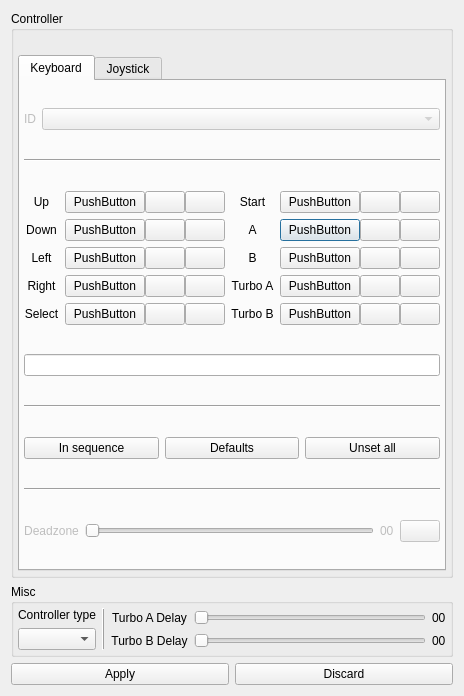
punesemu/puNES, file src/gui/designer/dlgStdPad.ui: the form before one commit.
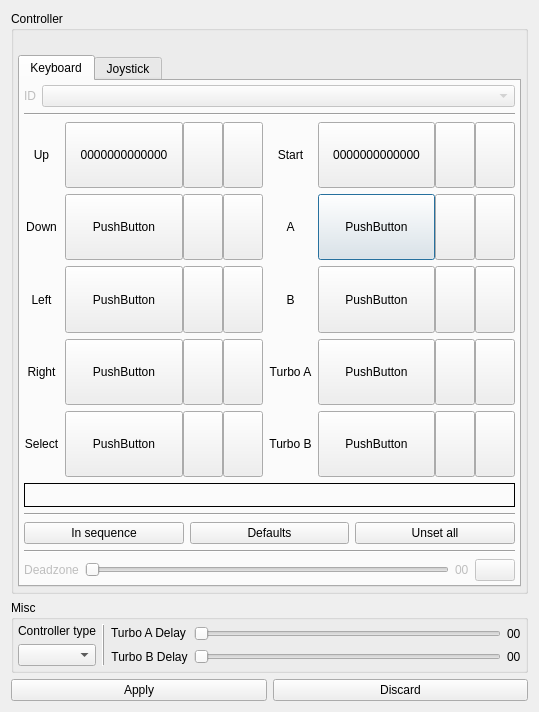
The form after the commit. Icons and pictures are not drawn. Custom widgets are drawn as their Qt base class.

The edit to the form file:
```diff
--- a/src/gui/designer/dlgStdPad.ui
+++ b/src/gui/designer/dlgStdPad.ui
@@ -9,8 +9,8 @@
    <rect>
     <x>0</x>
     <y>0</y>
-    <width>457</width>
-    <height>696</height>
+    <width>539</width>
+    <height>712</height>
    </rect>
   </property>
   <property name="windowTitle">
@@ -142,12 +142,22 @@
                 <property name="text">
                  <string notr="true">PushButton</string>
                 </property>
+                <property name="icon">
+                 <iconset resource="resources.qrc">
+                  <normaloff>:/icon/icons/Xbox_360_A.svg</normaloff>:/icon/icons/Xbox_360_A.svg</iconset>
+                </property>
+                <property name="iconSize">
+                 <size>
+                  <width>21</width>
+                  <height>21</height>
+                 </size>
+                </property>
                </widget>
               </item>
               <item>
                <widget class="QPushButton" name="pushButton_kbd_default_A">
                 <property name="sizePolicy">
-                 <sizepolicy hsizetype="Fixed" vsizetype="Fixed">
+                 <sizepolicy hsizetype="Fixed" vsizetype="Preferred">
                   <horstretch>0</horstretch>
                   <verstretch>0</verstretch>
                  </sizepolicy>
@@ -167,7 +177,7 @@
               <item>
                <widget class="QPushButton" name="pushButton_kbd_unset_A">
                 <property name="sizePolicy">
-                 <sizepolicy hsizetype="Fixed" vsizetype="Fixed">
+                 <sizepolicy hsizetype="Fixed" vsizetype="Preferred">
                   <horstretch>0</horstretch>
                   <verstretch>0</verstretch>
                  </sizepolicy>
@@ -212,12 +222,22 @@
                 <property name="text">
                  <string notr="true">PushButton</string>
                 </property>
+                <property name="icon">
+                 <iconset resource="resources.qrc">
+                  <normaloff>:/icon/icons/Xbox_360_A.svg</normaloff>:/icon/icons/Xbox_360_A.svg</iconset>
+                </property>
+                <property name="iconSize">
+                 <size>
+                  <width>21</width>
+                  <height>21</height>
+                 </size>
+                </property>
                </widget>
               </item>
               <item>
                <widget class="QPushButton" name="pushButton_kbd_default_Select">
                 <property name="sizePolicy">
-                 <sizepolicy hsizetype="Fixed" vsizetype="Fixed">
+                 <sizepolicy hsizetype="Fixed" vsizetype="Preferred">
                   <horstretch>0</horstretch>
                   <verstretch>0</verstretch>
                  </sizepolicy>
@@ -237,7 +257,7 @@
               <item>
                <widget class="QPushButton" name="pushButton_kbd_unset_Select">
                 <property name="sizePolicy">
-                 <sizepolicy hsizetype="Fixed" vsizetype="Fixed">
+                 <sizepolicy hsizetype="Fixed" vsizetype="Preferred">
                   <horstretch>0</horstretch>
                   <verstretch>0</verstretch>
                  </sizepolicy>
@@ -282,12 +302,22 @@
                 <property name="text">
                  <string notr="true">PushButton</string>
                 </property>
+                <property name="icon">
+                 <iconset resource="resources.qrc">
+                  <normaloff>:/icon/icons/Xbox_360_A.svg</normaloff>:/icon/icons/Xbox_360_A.svg</iconset>
+                </property>
+                <property name="iconSize">
+                 <size>
+                  <width>21</width>
+                  <height>21</height>
+                 </size>
+                </property>
                </widget>
               </item>
               <item>
                <widget class="QPushButton" name="pushButton_kbd_default_Left">
                 <property name="sizePolicy">
-                 <sizepolicy hsizetype="Fixed" vsizetype="Fixed">
+                 <sizepolicy hsizetype="Fixed" vsizetype="Preferred">
                   <horstretch>0</horstretch>
                   <verstretch>0</verstretch>
                  </sizepolicy>
@@ -307,7 +337,7 @@
               <item>
                <widget class="QPushButton" name="pushButton_kbd_unset_Left">
                 <property name="sizePolicy">
-                 <sizepolicy hsizetype="Fixed" vsizetype="Fixed">
+                 <sizepolicy hsizetype="Fixed" vsizetype="Preferred">
                   <horstretch>0</horstretch>
                   <verstretch>0</verstretch>
                  </sizepolicy>
@@ -360,14 +390,24 @@
                  </sizepolicy>
                 </property>
                 <property name="text">
-                 <string notr="true">PushButton</string>
+                 <string notr="true">0000000000000</string>
+                </property>
+                <property name="icon">
+                 <iconset resource="resources.qrc">
+                  <normaloff>:/icon/icons/Xbox_360_A.svg</normaloff>:/icon/icons/Xbox_360_A.svg</iconset>
+                </property>
+                <property name="iconSize">
+                 <size>
+                  <width>21</width>
+                  <height>21</height>
+                 </size>
                 </property>
                </widget>
               </item>
               <item>
                <widget class="QPushButton" name="pushButton_kbd_default_Start">
                 <property name="sizePolicy">
-                 <sizepolicy hsizetype="Fixed" vsizetype="Fixed">
+                 <sizepolicy hsizetype="Fixed" vsizetype="Preferred">
                   <horstretch>0</horstretch>
                   <verstretch>0</verstretch>
                  </sizepolicy>
@@ -387,7 +427,7 @@
               <item>
                <widget class="QPushButton" name="pushButton_kbd_unset_Start">
                 <property name="sizePolicy">
-                 <sizepolicy hsizetype="Fixed" vsizetype="Fixed">
+                 <sizepolicy hsizetype="Fixed" vsizetype="Preferred">
                   <horstretch>0</horstretch>
                   <verstretch>0</verstretch>
                  </sizepolicy>
@@ -422,12 +462,22 @@
                 <property name="text">
                  <string notr="true">PushButton</string>
                 </property>
+                <property name="icon">
+                 <iconset resource="resources.qrc">
+                  <normaloff>:/icon/icons/Xbox_360_A.svg</normaloff>:/icon/icons/Xbox_360_A.svg</iconset>
+                </property>
+                <property name="iconSize">
+                 <size>
+                  <width>21</width>
+                  <height>21</height>
+                 </size>
+                </property>
                </widget>
               </item>
               <item>
                <widget class="QPushButton" name="pushButton_kbd_default_B">
                 <property name="sizePolicy">
-                 <sizepolicy hsizetype="Fixed" vsizetype="Fixed">
+                 <sizepolicy hsizetype="Fixed" vsizetype="Preferred">
                   <horstretch>0</horstretch>
                   <verstretch>0</verstretch>
                  </sizepolicy>
@@ -447,7 +497,7 @@
               <item>
                <widget class="QPushButton" name="pushButton_kbd_unset_B">
                 <property name="sizePolicy">
-                 <sizepolicy hsizetype="Fixed" vsizetype="Fixed">
+                 <sizepolicy hsizetype="Fixed" vsizetype="Preferred">
                   <horstretch>0</horstretch>
                   <verstretch>0</verstretch>
                  </sizepolicy>
@@ -482,12 +532,22 @@
                 <property name="text">
                  <string notr="true">PushButton</string>
                 </property>
+                <property name="icon">
+                 <iconset resource="resources.qrc">
+                  <normaloff>:/icon/icons/Xbox_360_A.svg</normaloff>:/icon/icons/Xbox_360_A.svg</iconset>
+                </property>
+                <property name="iconSize">
+                 <size>
+                  <width>21</width>
+                  <height>21</height>
+                 </size>
+                </property>
                </widget>
               </item>
               <item>
                <widget class="QPushButton" name="pushButton_kbd_default_TurboA">
                 <property name="sizePolicy">
-                 <sizepolicy hsizetype="Fixed" vsizetype="Fixed">
+                 <sizepolicy hsizetype="Fixed" vsizetype="Preferred">
                   <horstretch>0</horstretch>
                   <verstretch>0</verstretch>
                  </sizepolicy>
@@ -507,7 +567,7 @@
               <item>
                <widget class="QPushButton" name="pushButton_kbd_unset_TurboA">
                 <property name="sizePolicy">
-                 <sizepolicy hsizetype="Fixed" vsizetype="Fixed">
+                 <sizepolicy hsizetype="Fixed" vsizetype="Preferred">
                   <horstretch>0</horstretch>
                   <verstretch>0</verstretch>
                  </sizepolicy>
@@ -542,12 +602,22 @@
                 <property name="text">
                  <string notr="true">PushButton</string>
                 </property>
+                <property name="icon">
+                 <iconset resource="resources.qrc">
+                  <normaloff>:/icon/icons/Xbox_360_A.svg</normaloff>:/icon/icons/Xbox_360_A.svg</iconset>
+                </property>
+                <property name="iconSize">
+                 <size>
+                  <width>21</width>
+                  <height>21</height>
+                 </size>
+                </property>
                </widget>
               </item>
               <item>
                <widget class="QPushButton" name="pushButton_kbd_default_TurboB">
                 <property name="sizePolicy">
-                 <sizepolicy hsizetype="Fixed" vsizetype="Fixed">
+                 <sizepolicy hsizetype="Fixed" vsizetype="Preferred">
                   <horstretch>0</horstretch>
                   <verstretch>0</verstretch>
                  </sizepolicy>
@@ -567,7 +637,7 @@
               <item>
                <widget class="QPushButton" name="pushButton_kbd_unset_TurboB">
                 <property name="sizePolicy">
-                 <sizepolicy hsizetype="Fixed" vsizetype="Fixed">
+                 <sizepolicy hsizetype="Fixed" vsizetype="Preferred">
                   <horstretch>0</horstretch>
                   <verstretch>0</verstretch>
                  </sizepolicy>
@@ -602,12 +672,22 @@
                 <property name="text">
                  <string notr="true">PushButton</string>
                 </property>
+                <property name="icon">
+                 <iconset resource="resources.qrc">
+                  <normaloff>:/icon/icons/Xbox_360_A.svg</normaloff>:/icon/icons/Xbox_360_A.svg</iconset>
+                </property>
+                <property name="iconSize">
+                 <size>
+                  <width>21</width>
+                  <height>21</height>
+                 </size>
+                </property>
                </widget>
               </item>
               <item>
                <widget class="QPushButton" name="pushButton_kbd_default_Right">
                 <property name="sizePolicy">
-                 <sizepolicy hsizetype="Fixed" vsizetype="Fixed">
+                 <sizepolicy hsizetype="Fixed" vsizetype="Preferred">
                   <horstretch>0</horstretch>
                   <verstretch>0</verstretch>
                  </sizepolicy>
@@ -627,7 +707,7 @@
               <item>
                <widget class="QPushButton" name="pushButton_kbd_unset_Right">
                 <property name="sizePolicy">
-                 <sizepolicy hsizetype="Fixed" vsizetype="Fixed">
+                 <sizepolicy hsizetype="Fixed" vsizetype="Preferred">
                   <horstretch>0</horstretch>
                   <verstretch>0</verstretch>
                  </sizepolicy>
@@ -662,12 +742,22 @@
                 <property name="text">
                  <string notr="true">PushButton</string>
                 </property>
+                <property name="icon">
+                 <iconset resource="resources.qrc">
+                  <normaloff>:/icon/icons/Xbox_360_A.svg</normaloff>:/icon/icons/Xbox_360_A.svg</iconset>
+                </property>
+                <property name="iconSize">
+                 <size>
+                  <width>21</width>
+                  <height>21</height>
+                 </size>
+                </property>
                </widget>
               </item>
               <item>
                <widget class="QPushButton" name="pushButton_kbd_default_Down">
                 <property name="sizePolicy">
-                 <sizepolicy hsizetype="Fixed" vsizetype="Fixed">
+                 <sizepolicy hsizetype="Fixed" vsizetype="Preferred">
                   <horstretch>0</horstretch>
                   <verstretch>0</verstretch>
                  </sizepolicy>
@@ -687,7 +777,7 @@
               <item>
                <widget class="QPushButton" name="pushButton_kbd_unset_Down">
                 <property name="sizePolicy">
-                 <sizepolicy hsizetype="Fixed" vsizetype="Fixed">
+                 <sizepolicy hsizetype="Fixed" vsizetype="Preferred">
                   <horstretch>0</horstretch>
                   <verstretch>0</verstretch>
                  </sizepolicy>
@@ -780,14 +870,24 @@
                  </sizepolicy>
                 </property>
                 <property name="text">
-                 <string notr="true">PushButton</string>
+                 <string notr="true">0000000000000</string>
+                </property>
+                <property name="icon">
+                 <iconset resource="resources.qrc">
+                  <normaloff>:/icon/icons/Xbox_360_A.svg</normaloff>:/icon/icons/Xbox_360_A.svg</iconset>
+                </property>
+                <property name="iconSize">
+                 <size>
+                  <width>21</width>
+                  <height>21</height>
+                 </size>
                 </property>
                </widget>
               </item>
               <item>
                <widget class="QPushButton" name="pushButton_kbd_default_Up">
                 <property name="sizePolicy">
-                 <sizepolicy hsizetype="Fixed" vsizetype="Fixed">
+                 <sizepolicy hsizetype="Fixed" vsizetype="Preferred">
                   <horstretch>0</horstretch>
                   <verstretch>0</verstretch>
                  </sizepolicy>
@@ -807,7 +907,7 @@
               <item>
                <widget class="QPushButton" name="pushButton_kbd_unset_Up">
                 <property name="sizePolicy">
-                 <sizepolicy hsizetype="Fixed" vsizetype="Fixed">
+                 <sizepolicy hsizetype="Fixed" vsizetype="Preferred">
                   <horstretch>0</horstretch>
                   <verstretch>0</verstretch>
                  </sizepolicy>
@@ -829,12 +929,39 @@
            </layout>
           </item>
           <item>
-           <widget class="QLineEdit" name="lineEdit_kbd_info">
-            <property name="focusPolicy">
-             <enum>Qt::NoFocus</enum>
+           <widget class="QLabel" name="label_kbd_info">
+            <property name="sizePolicy">
+             <sizepolicy hsizetype="Preferred" vsizetype="Fixed">
+              <horstretch>0</horstretch>
+              <verstretch>0</verstretch>
+             </sizepolicy>
             </property>
-            <property name="readOnly">
-             <bool>true</bool>
+            <property name="minimumSize">
+             <size>
+              <width>0</width>
+              <height>24</height>
+             </size>
+            </property>
+            <property name="maximumSize">
+             <size>
+              <width>16777215</width>
+              <height>24</height>
+             </size>
+            </property>
+            <property name="frameShape">
+             <enum>QFrame::Box</enum>
+            </property>
+            <property name="text">
+             <string notr="true"/>
+            </property>
+            <property name="textFormat">
+             <enum>Qt::RichText</enum>
+            </property>
+            <property name="alignment">
+             <set>Qt::AlignLeading|Qt::AlignLeft|Qt::AlignTop</set>
+            </property>
+            <property name="textInteractionFlags">
+             <set>Qt::NoTextInteraction</set>
             </property>
            </widget>
           </item>
@@ -1915,6 +2042,12 @@
           </item>
           <item row="0" column="1">
            <widget class="QLabel" name="label_slider_TurboA">
+            <property name="sizePolicy">
+             <sizepolicy hsizetype="Fixed" vsizetype="Fixed">
+              <horstretch>0</horstretch>
+              <verstretch>0</verstretch>
+             </sizepolicy>
+            </property>
             <property name="text">
              <string>Turbo A Delay</string>
             </property>
@@ -1958,6 +2091,13 @@
    </item>
   </layout>
  </widget>
+ <customwidgets>
+  <customwidget>
+   <class>pixmapButton</class>
+   <extends>QPushButton</extends>
+   <header>dlgStdPad.hpp</header>
+  </customwidget>
+ </customwidgets>
  <tabstops>
   <tabstop>tabWidget_kbd_joy</tabstop>
   <tabstop>comboBox_kbd_ID</tabstop>
```
Left out of the diff: 206 changed lines with no effect on the pictures.
